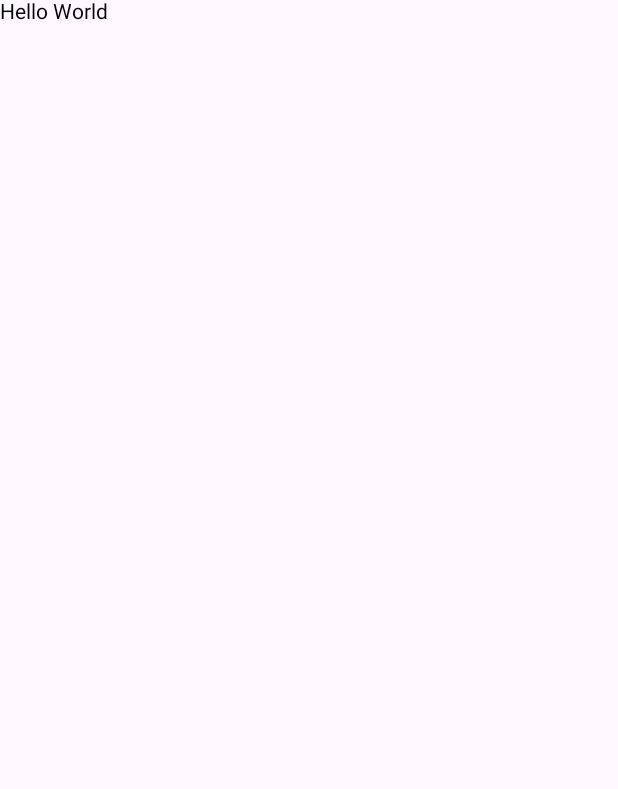
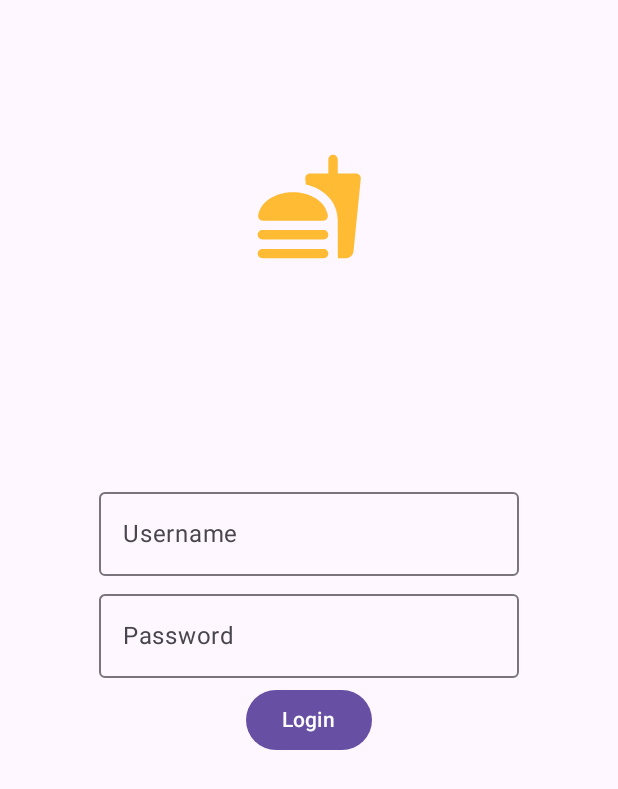
Before and after one commit to vsnappy1/CS473-Mobile-Device-Programming, an Android app built with Jetpack Compose: the screen it shows after launch (MainActivity), on a phone screen of 412 x 824 dp. Before the commit the part shown is almost empty. Shown: the top 789 px of the screen. Run offline under Robolectric (Android 15) with nearby library versions, the phone set to English and light mode, and no system bars; our stand-ins replace livedata-compose.

Commit message:
Login Screen Created.

```diff
--- a/app/build.gradle
+++ b/app/build.gradle
@@ -77,4 +77,7 @@ dependencies {
     implementation 'androidx.lifecycle:lifecycle-viewmodel-compose:2.6.2'
     // Integration with LiveData
     implementation 'androidx.compose.runtime:runtime-livedata'
+
+    // Data store
+    implementation "androidx.datastore:datastore-preferences:1.0.0"
 }
--- a/app/src/main/AndroidManifest.xml
+++ b/app/src/main/AndroidManifest.xml
@@ -3,6 +3,7 @@
     xmlns:tools="http://schemas.android.com/tools">
 
     <application
+        android:name="com.kumar.FoodiePalApplication"
         android:allowBackup="true"
         android:dataExtractionRules="@xml/data_extraction_rules"
         android:fullBackupContent="@xml/backup_rules"
--- /dev/null
+++ b/app/src/main/java/com/kumar/FoodiePalApplication.kt
@@ -0,0 +1,34 @@
+package com.kumar
+
+import android.app.Application
+import android.util.Log
+import androidx.datastore.core.DataStore
+import androidx.datastore.preferences.core.Preferences
+import androidx.datastore.preferences.core.edit
+import androidx.datastore.preferences.core.stringPreferencesKey
+import androidx.datastore.preferences.preferencesDataStore
+import kotlinx.coroutines.CoroutineScope
+import kotlinx.coroutines.Dispatchers
+import kotlinx.coroutines.launch
+
+class FoodiePalApplication : Application() {
+
+    private val TAG = "FoodiePalApplication"
+    private val dataStore: DataStore<Preferences> by preferencesDataStore(name = "user")
+    override fun onCreate() {
+        super.onCreate()
+
+        CoroutineScope(Dispatchers.Default).launch{
+            saveInDataStore(stringPreferencesKey("name"), "Vishal Kumar")
+            saveInDataStore(stringPreferencesKey("username"), "vk")
+            saveInDataStore(stringPreferencesKey("password"), "2")
+        }
+    }
+
+    private suspend fun saveInDataStore(key: Preferences.Key<String>, value: String){
+        dataStore.edit { settings ->
+            settings[key] = value
+            Log.d(TAG, "saveInDataStore: ")
+        }
+    }
+}
--- /dev/null
+++ b/app/src/main/java/com/kumar/enums/LoginStatus.kt
@@ -0,0 +1,5 @@
+package com.kumar.enums
+
+enum class LoginStatus {
+    SUCCESSFUL, FAILURE, NOT_STARTED, IN_PROGRESS
+}
--- a/app/src/main/java/com/kumar/mdp/MainActivity.kt
+++ b/app/src/main/java/com/kumar/mdp/MainActivity.kt
@@ -1,29 +1,52 @@
 package com.kumar.mdp
 
+import android.content.Context
 import androidx.appcompat.app.AppCompatActivity
 import android.os.Bundle
 import androidx.activity.compose.setContent
 import androidx.compose.material3.Text
 import androidx.compose.runtime.Composable
 import androidx.compose.ui.tooling.preview.Preview
+import androidx.datastore.core.DataStore
+import androidx.datastore.dataStore
+import androidx.datastore.preferences.core.Preferences
+import androidx.datastore.preferences.core.stringPreferencesKey
+import androidx.datastore.preferences.preferencesDataStore
+import com.kumar.data.users
+import com.kumar.model.User
+import com.kumar.screen.LoginScreen
+import kotlinx.coroutines.flow.map
 
 class MainActivity : AppCompatActivity() {
+
+    val Context.dataStore: DataStore<Preferences> by preferencesDataStore(name = "user")
 
     override fun onCreate(savedInstanceState: Bundle?) {
         super.onCreate(savedInstanceState)
         setContent {
-            HelloWorld()
+            LoginScreen()
+        }
+        getStoreUserAndInitialize()
+    }
+
+    private fun getStoreUserAndInitialize() {
+        dataStore.data.map { preferences ->
+            val name = preferences[stringPreferencesKey("name")] ?: ""
+            val username = preferences[stringPreferencesKey("username")] ?: ""
+            val password = preferences[stringPreferencesKey("password")] ?: ""
+            users.add(User(name, username, password))
         }
     }
 }
 
+
 @Composable
-fun HelloWorld(){
+fun HelloWorld() {
     Text(text = "Hello World")
 }
 
 @Preview
 @Composable
-fun PreviewHelloWorld(){
+fun PreviewHelloWorld() {
     HelloWorld()
 }
--- /dev/null
+++ b/app/src/main/java/com/kumar/screen/LoginScreen.kt
@@ -0,0 +1,86 @@
+package com.kumar.screen
+
+import androidx.compose.foundation.Image
+import androidx.compose.foundation.layout.Arrangement
+import androidx.compose.foundation.layout.Box
+import androidx.compose.foundation.layout.Column
+import androidx.compose.foundation.layout.Spacer
+import androidx.compose.foundation.layout.fillMaxSize
+import androidx.compose.foundation.layout.height
+import androidx.compose.foundation.layout.padding
+import androidx.compose.foundation.layout.size
+import androidx.compose.material3.Button
+import androidx.compose.material3.CircularProgressIndicator
+import androidx.compose.material3.OutlinedTextField
+import androidx.compose.material3.Text
+import androidx.compose.runtime.Composable
+import androidx.compose.runtime.getValue
+import androidx.compose.runtime.livedata.observeAsState
+import androidx.compose.ui.Alignment
+import androidx.compose.ui.Modifier
+import androidx.compose.ui.res.painterResource
+import androidx.compose.ui.tooling.preview.Preview
+import androidx.compose.ui.unit.dp
+import androidx.lifecycle.viewmodel.compose.viewModel
+import com.kumar.enums.LoginStatus
+import com.kumar.mdp.R
+import com.kumar.viewmodel.LoginScreenViewModel
+
+data class LoginScreenUiState(
+    val username: String = "",
+    val password: String = "",
+    val loginStatus: LoginStatus = LoginStatus.NOT_STARTED,
+)
+
+@Composable
+fun LoginScreen() {
+    val viewModel: LoginScreenViewModel = viewModel()
+    val uiState by viewModel.uiState.observeAsState(LoginScreenUiState())
+
+    Box(modifier = Modifier.fillMaxSize(), contentAlignment = Alignment.Center) {
+        Image(
+            modifier = Modifier
+                .padding(top = 100.dp)
+                .size(75.dp)
+                .align(Alignment.TopCenter),
+            painter = painterResource(id = R.drawable.round_fastfood_24),
+            contentDescription = "Image"
+        )
+        Column(
+            horizontalAlignment = Alignment.CenterHorizontally,
+            verticalArrangement = Arrangement.spacedBy(4.dp)
+        ) {
+            OutlinedTextField(
+                value = uiState.username,
+                onValueChange = { viewModel.onUsernameChange(it) },
+                label = { Text(text = "Username") })
+            OutlinedTextField(
+                value = uiState.password,
+                onValueChange = { viewModel.onPasswordChange(it) },
+                label = { Text(text = "Password") })
+            Button(onClick = {
+                viewModel.login()
+            }) {
+                if (uiState.loginStatus == LoginStatus.NOT_STARTED) {
+                    Text(text = "Login")
+                } else if (uiState.loginStatus == LoginStatus.IN_PROGRESS) {
+                    CircularProgressIndicator()
+                }
+            }
+
+            if (uiState.loginStatus == LoginStatus.SUCCESSFUL) {
+                Text(text = "Success")
+            }
+            if (uiState.loginStatus == LoginStatus.FAILURE) {
+                Text(text = "Failed")
+            }
+        }
+    }
+}
+
+
+@Preview(showBackground = true)
+@Composable
+fun PreviewLoginScreen() {
+    LoginScreen()
+}
--- /dev/null
+++ b/app/src/main/res/drawable/round_fastfood_24.xml
@@ -0,0 +1,5 @@
+<vector android:height="24dp" android:tint="@android:color/holo_orange_light"
+    android:viewportHeight="24" android:viewportWidth="24"
+    android:width="24dp" xmlns:android="http://schemas.android.com/apk/res/android">
+    <path android:fillColor="@android:color/white" android:pathData="M21.9,5H18V2c0,-0.55 -0.45,-1 -1,-1s-1,0.45 -1,1v3h-3.9c-0.59,0 -1.05,0.51 -1,1.1l0.12,1.21C14.9,8.16 18,10.77 18,15l0.02,8h1.7c0.84,0 1.53,-0.65 1.63,-1.47L22.89,6.1c0.06,-0.59 -0.4,-1.1 -0.99,-1.1zM15,21H2c-0.55,0 -1,0.45 -1,1s0.45,1 1,1h13c0.55,0 1,-0.45 1,-1s-0.45,-1 -1,-1zM2.1,15h12.8c0.62,0 1.11,-0.56 0.99,-1.16 -0.65,-3.23 -4.02,-4.85 -7.39,-4.85s-6.73,1.62 -7.39,4.85c-0.12,0.6 0.38,1.16 0.99,1.16zM15,17H2c-0.55,0 -1,0.45 -1,1s0.45,1 1,1h13c0.55,0 1,-0.45 1,-1s-0.45,-1 -1,-1z"/>
+</vector>
```
Also changed, not shown: app/src/main/java/com/kumar/authentication/Authentication.kt (added, +16 -0 lines), app/src/main/java/com/kumar/data/Data.kt (added, +7 -0 lines), app/src/main/java/com/kumar/model/User.kt (added, +7 -0 lines), app/src/main/java/com/kumar/viewmodel/LoginScreenViewModel.kt (added, +43 -0 lines).
